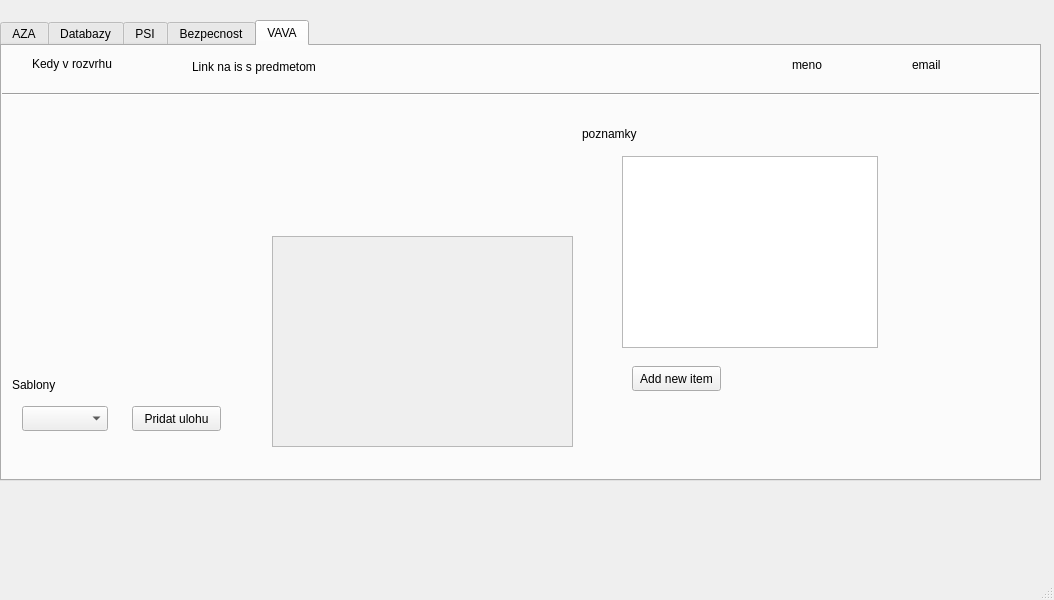
Before: the Qt Designer form View/sekcia_predmetov.ui in romanpalenik/Diar, drawn with Qt 5.
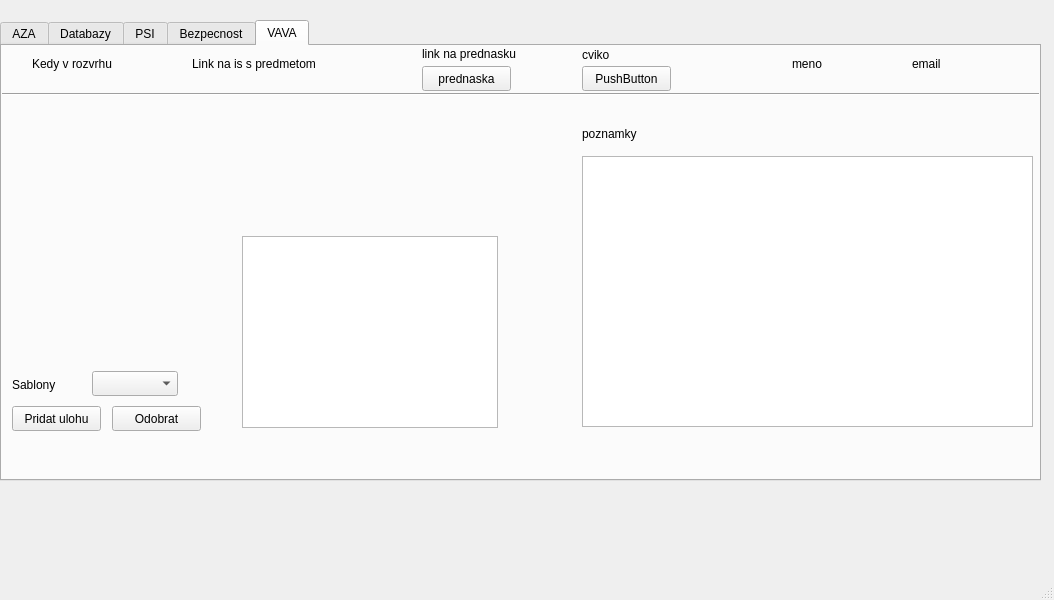
After: the same form once the commit is applied.

Commit message: Prerobena sekcia predmetov, funguje na ovladanie druhej classy

The edit to the form file:
```diff
--- a/View/sekcia_predmetov.ui
+++ b/View/sekcia_predmetov.ui
@@ -56,7 +56,7 @@
         <x>910</x>
         <y>10</y>
         <width>67</width>
-        <height>17</height>
+        <height>16</height>
        </rect>
       </property>
       <property name="text">
@@ -69,7 +69,7 @@
         <x>790</x>
         <y>10</y>
         <width>67</width>
-        <height>17</height>
+        <height>16</height>
        </rect>
       </property>
       <property name="text">
@@ -108,7 +108,7 @@
         <x>190</x>
         <y>10</y>
         <width>161</width>
-        <height>21</height>
+        <height>16</height>
        </rect>
       </property>
       <property name="text">
@@ -118,7 +118,7 @@
      <widget class="QPushButton" name="pushButton">
       <property name="geometry">
        <rect>
-        <x>130</x>
+        <x>10</x>
         <y>360</y>
         <width>89</width>
         <height>25</height>
@@ -131,8 +131,8 @@
      <widget class="QComboBox" name="comboBox">
       <property name="geometry">
        <rect>
-        <x>20</x>
-        <y>360</y>
+        <x>90</x>
+        <y>325</y>
         <width>86</width>
         <height>25</height>
        </rect>
@@ -177,34 +177,11 @@
        <string>poznamky</string>
       </property>
      </widget>
-     <widget class="QScrollArea" name="scrollArea">
-      <property name="geometry">
-       <rect>
-        <x>270</x>
-        <y>190</y>
-        <width>301</width>
-        <height>211</height>
-       </rect>
-      </property>
-      <property name="widgetResizable">
-       <bool>true</bool>
-      </property>
-      <widget class="QWidget" name="scrollAreaWidgetContents">
-       <property name="geometry">
-        <rect>
-         <x>0</x>
-         <y>0</y>
-         <width>299</width>
-         <height>209</height>
-        </rect>
-       </property>
-      </widget>
-     </widget>
      <widget class="QListWidget" name="listWidget">
       <property name="geometry">
        <rect>
-        <x>620</x>
-        <y>110</y>
+        <x>240</x>
+        <y>190</y>
         <width>256</width>
         <height>192</height>
        </rect>
@@ -213,14 +190,76 @@
      <widget class="QPushButton" name="pushButton_2">
       <property name="geometry">
        <rect>
-        <x>630</x>
-        <y>320</y>
+        <x>110</x>
+        <y>360</y>
         <width>89</width>
         <height>25</height>
        </rect>
       </property>
       <property name="text">
-       <string>Add new item</string>
+       <string>Odobrat</string>
+      </property>
+     </widget>
+     <widget class="QTextEdit" name="textEdit">
+      <property name="geometry">
+       <rect>
+        <x>580</x>
+        <y>110</y>
+        <width>451</width>
+        <height>271</height>
+       </rect>
+      </property>
+     </widget>
+     <widget class="QLabel" name="label_8">
+      <property name="geometry">
+       <rect>
+        <x>420</x>
+        <y>0</y>
+        <width>121</width>
+        <height>16</height>
+       </rect>
+      </property>
+      <property name="text">
+       <string>link na prednasku</string>
+      </property>
+     </widget>
+     <widget class="QLabel" name="label_9">
+      <property name="geometry">
+       <rect>
+        <x>580</x>
+        <y>0</y>
+        <width>67</width>
+        <height>17</height>
+       </rect>
+      </property>
+      <property name="text">
+       <string>cviko</string>
+      </property>
+     </widget>
+     <widget class="QPushButton" name="button_prednaska_link">
+      <property name="geometry">
+       <rect>
+        <x>420</x>
+        <y>20</y>
+        <width>89</width>
+        <height>25</height>
+       </rect>
+      </property>
+      <property name="text">
+       <string>prednaska</string>
+      </property>
+     </widget>
+     <widget class="QPushButton" name="button_cviko_link">
+      <property name="geometry">
+       <rect>
+        <x>580</x>
+        <y>20</y>
+        <width>89</width>
+        <height>25</height>
+       </rect>
+      </property>
+      <property name="text">
+       <string>PushButton</string>
       </property>
      </widget>
     </widget>
```
Left out of the diff: 2 changed lines with no effect on the pictures. The commit also changes 12 other files.
